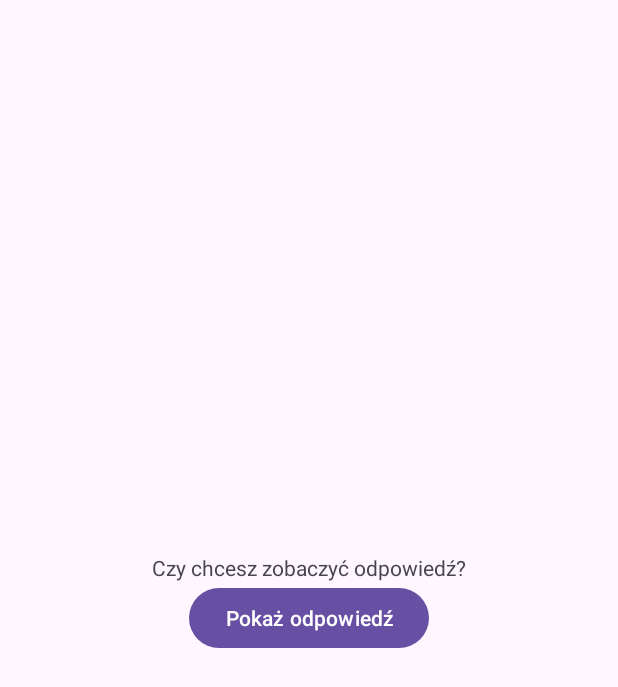
After one commit to dewy01/Systemy-mobilne, an Android app: the PromptActivity screen opened directly, with no data from a screen before it, on a phone screen of 412 x 824 dp. The commit adds this screen. Shown: the top 687 px of the screen. Run offline under Robolectric (Android 15) with nearby library versions, the phone set to English and light mode, and no system bars.

Commit message:
2 zadanie done

```diff
--- a/2 Zadanie/app/src/main/AndroidManifest.xml
+++ b/2 Zadanie/app/src/main/AndroidManifest.xml
@@ -13,6 +13,9 @@
         android:theme="@style/Theme._2Zadanie"
         tools:targetApi="31">
         <activity
+            android:name=".PromptActivity"
+            android:exported="false" />
+        <activity
             android:name=".MainActivity"
             android:exported="true"
             android:label="@string/app_name"
--- /dev/null
+++ b/2 Zadanie/app/src/main/java/com/example/a2zadanie/PromptActivity.java
@@ -0,0 +1,37 @@
+package com.example.a2zadanie;
+
+import androidx.appcompat.app.AppCompatActivity;
+
+import android.content.Intent;
+import android.os.Bundle;
+import android.view.View;
+import android.widget.Button;
+import android.widget.TextView;
+
+public class PromptActivity extends AppCompatActivity {
+    private boolean correctAnswer;
+    private TextView answerTextView;
+    private Button showCorrectAnswerButton;
+    public static final String KEY_EXTRA_ANSWER_SHOWN = "com.example.a2zadanie.answerShown";
+    @Override
+    protected void onCreate(Bundle savedInstanceState) {
+        super.onCreate(savedInstanceState);
+        setContentView(R.layout.activity_prompt);
+        showCorrectAnswerButton = findViewById(R.id.show_button);
+        answerTextView = findViewById(R.id.answer_text);
+        correctAnswer = getIntent().getBooleanExtra(MainActivity.KEY_EXTRA_ANSWER, true);
+        showCorrectAnswerButton.setOnClickListener(new View.OnClickListener() {
+            @Override
+            public void onClick(View v) {
+                int answer = correctAnswer ? R.string.button_true : R.string.button_false;
+                answerTextView.setText(answer);
+                setAnswerShownResult(true);
+            }
+        });
+    }
+    private void setAnswerShownResult(boolean answerWasShown){
+        Intent resultIntent = new Intent();
+        resultIntent.putExtra(KEY_EXTRA_ANSWER_SHOWN, answerWasShown);
+        setResult(RESULT_OK, resultIntent);
+    }
+}
--- a/2 Zadanie/app/src/main/res/layout/activity_main.xml
+++ b/2 Zadanie/app/src/main/res/layout/activity_main.xml
@@ -35,6 +35,12 @@
     </LinearLayout>
 
     <Button
+        android:id="@+id/answer_Button"
+        android:layout_width="match_parent"
+        android:layout_height="wrap_content"
+        android:text="Podpowiedź" />
+
+    <Button
         android:id="@+id/next_button"
         android:layout_width="wrap_content"
         android:layout_height="wrap_content"
--- /dev/null
+++ b/2 Zadanie/app/src/main/res/layout/activity_prompt.xml
@@ -0,0 +1,28 @@
+<?xml version="1.0" encoding="utf-8"?>
+<LinearLayout xmlns:android="http://schemas.android.com/apk/res/android"
+    xmlns:app="http://schemas.android.com/apk/res-auto"
+    xmlns:tools="http://schemas.android.com/tools"
+    android:layout_width="match_parent"
+    android:layout_height="match_parent"
+    android:gravity="center"
+    android:orientation="vertical"
+    tools:context=".PromptActivity">
+
+    <TextView
+        android:id="@+id/question_text"
+        android:layout_width="wrap_content"
+        android:layout_height="wrap_content"
+        android:text="Czy chcesz zobaczyć odpowiedź?" />
+
+    <Button
+        android:id="@+id/show_button"
+        android:layout_width="wrap_content"
+        android:layout_height="wrap_content"
+        android:text="Pokaż odpowiedź" />
+
+    <TextView
+        android:id="@+id/answer_text"
+        android:layout_width="wrap_content"
+        android:layout_height="wrap_content"
+        tools:text="Odpowiedź" />
+</LinearLayout>
--- a/2 Zadanie/app/src/main/res/values/strings.xml
+++ b/2 Zadanie/app/src/main/res/values/strings.xml
@@ -10,4 +10,5 @@
     <string name="q_find_resources">Do zasobów w aplikacji dla systemu Android odnosimy się po nazwach</string>
     <string name="correct_answer">Gratulacje, prawidłowa odpowiedź</string>
     <string name="incorrect_answer">Błędna odpowiedź</string>
+    <string name="answer_was_shown">Odpowiedź była już wyświetlona</string>
 </resources>
```
Also changed, not shown: 2 Zadanie/app/src/main/java/com/example/a2zadanie/MainActivity.java (+92 -5 lines).
